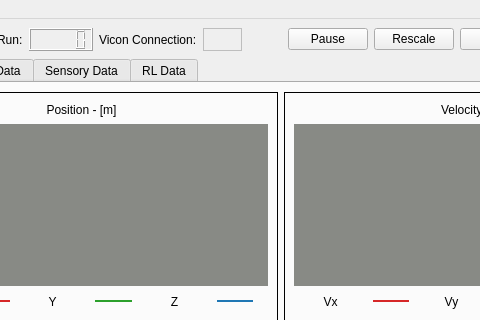
bhabas/sar_simulation, file crazyflie_sim_dashboard/DashboardWindow.ui: the form before one commit; both pictures show x 135 to 615 and y 0 to 320 of the 831 by 600 pixel window.
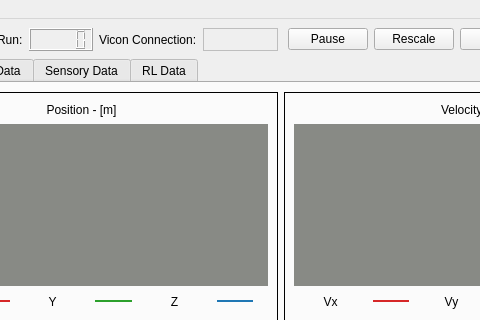
The form after the commit. Custom widgets are drawn as their Qt base class.

Commit message: Updated LCD and vicon functions

What changed in the file:
```diff
--- a/crazyflie_sim_dashboard/DashboardWindow.ui
+++ b/crazyflie_sim_dashboard/DashboardWindow.ui
@@ -64,6 +64,12 @@
             <verstretch>0</verstretch>
            </sizepolicy>
           </property>
+          <property name="minimumSize">
+           <size>
+            <width>75</width>
+            <height>0</height>
+           </size>
+          </property>
           <property name="frameShape">
            <enum>QFrame::Box</enum>
           </property>
```
The commit also changes 1 other file.
